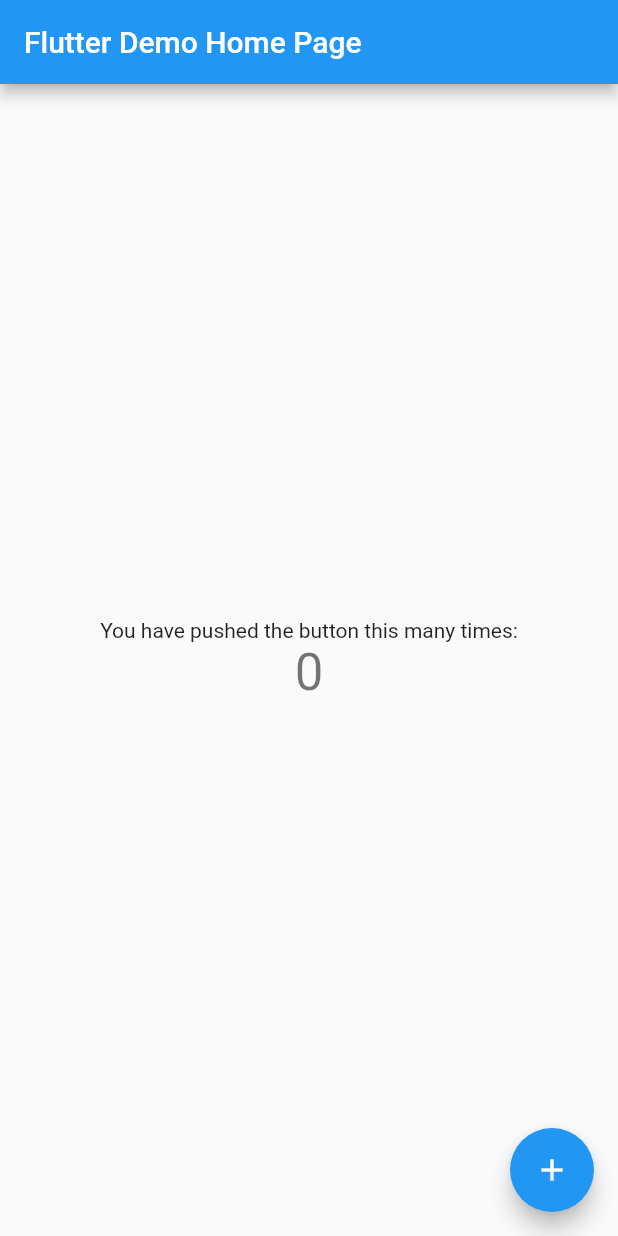
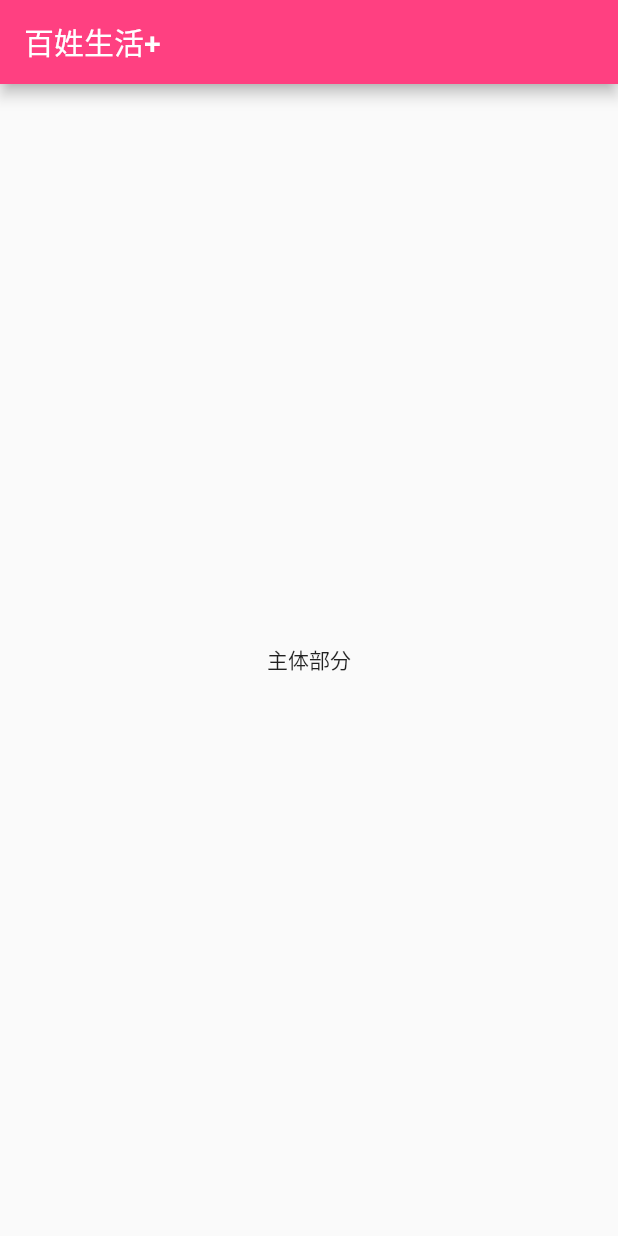
Before and after one commit to 1458883958/E_commerce, a Flutter app: the screen it shows after launch, on a phone screen of 412 x 824 dp. Run offline on Flutter 3.47's test engine with Material 2 defaults, Android fonts, the phone set to English and light mode, and no system bars.

Commit message:
入口文件的编写

```diff
--- a/lib/main.dart
+++ b/lib/main.dart
@@ -1,111 +1,21 @@
 import 'package:flutter/material.dart';
+import './page/index_page.dart';
 
-void main() => runApp(MyApp());
+void main() => runApp(MainApp());
 
-class MyApp extends StatelessWidget {
-  // This widget is the root of your application.
+class MainApp extends StatelessWidget {
   @override
   Widget build(BuildContext context) {
-    return MaterialApp(
-      title: 'Flutter Demo',
-      theme: ThemeData(
-        // This is the theme of your application.
-        //
-        // Try running your application with "flutter run". You'll see the
-        // application has a blue toolbar. Then, without quitting the app, try
-        // changing the primarySwatch below to Colors.green and then invoke
-        // "hot reload" (press "r" in the console where you ran "flutter run",
-        // or simply save your changes to "hot reload" in a Flutter IDE).
-        // Notice that the counter didn't reset back to zero; the application
-        // is not restarted.
-        primarySwatch: Colors.blue,
+    return Container(
+      child: MaterialApp(
+        title: '百姓生活+',
+        // 去除debug标签
+        debugShowCheckedModeBanner: false,
+        theme: ThemeData(
+          primaryColor: Colors.pinkAccent,
+        ),
+        home: IndexPage(),
       ),
-      home: MyHomePage(title: 'Flutter Demo Home Page'),
     );
   }
 }
-
-class MyHomePage extends StatefulWidget {
-  MyHomePage({Key key, this.title}) : super(key: key);
-
-  // This widget is the home page of your application. It is stateful, meaning
-  // that it has a State object (defined below) that contains fields that affect
-  // how it looks.
-
-  // This class is the configuration for the state. It holds the values (in this
-  // case the title) provided by the parent (in this case the App widget) and
-  // used by the build method of the State. Fields in a Widget subclass are
-  // always marked "final".
-
-  final String title;
-
-  @override
-  _MyHomePageState createState() => _MyHomePageState();
-}
-
-class _MyHomePageState extends State<MyHomePage> {
-  int _counter = 0;
-
-  void _incrementCounter() {
-    setState(() {
-      // This call to setState tells the Flutter framework that something has
-      // changed in this State, which causes it to rerun the build method below
-      // so that the display can reflect the updated values. If we changed
-      // _counter without calling setState(), then the build method would not be
-      // called again, and so nothing would appear to happen.
-      _counter++;
-    });
-  }
-
-  @override
-  Widget build(BuildContext context) {
-    // This method is rerun every time setState is called, for instance as done
-    // by the _incrementCounter method above.
-    //
-    // The Flutter framework has been optimized to make rerunning build methods
-    // fast, so that you can just rebuild anything that needs updating rather
-    // than having to individually change instances of widgets.
-    return Scaffold(
-      appBar: AppBar(
-        // Here we take the value from the MyHomePage object that was created by
-        // the App.build method, and use it to set our appbar title.
-        title: Text(widget.title),
-      ),
-      body: Center(
-        // Center is a layout widget. It takes a single child and positions it
-        // in the middle of the parent.
-        child: Column(
-          // Column is also layout widget. It takes a list of children and
-          // arranges them vertically. By default, it sizes itself to fit its
-          // children horizontally, and tries to be as tall as its parent.
-          //
-          // Invoke "debug painting" (press "p" in the console, choose the
-          // "Toggle Debug Paint" action from the Flutter Inspector in Android
-          // Studio, or the "Toggle Debug Paint" command in Visual Studio Code)
-          // to see the wireframe for each widget.
-          //
-          // Column has various properties to control how it sizes itself and
-          // how it positions its children. Here we use mainAxisAlignment to
-          // center the children vertically; the main axis here is the vertical
-          // axis because Columns are vertical (the cross axis would be
-          // horizontal).
-          mainAxisAlignment: MainAxisAlignment.center,
-          children: <Widget>[
-            Text(
-              'You have pushed the button this many times:',
-            ),
-            Text(
-              '$_counter',
-              style: Theme.of(context).textTheme.display1,
-            ),
-          ],
-        ),
-      ),
-      floatingActionButton: FloatingActionButton(
-        onPressed: _incrementCounter,
-        tooltip: 'Increment',
-        child: Icon(Icons.add),
-      ), // This trailing comma makes auto-formatting nicer for build methods.
-    );
-  }
-}
--- /dev/null
+++ b/lib/page/index_page.dart
@@ -0,0 +1,15 @@
+import 'package:flutter/material.dart';
+
+class IndexPage extends StatelessWidget {
+  @override
+  Widget build(BuildContext context) {
+    return Scaffold(
+      appBar: AppBar(
+        title: Text('百姓生活+'),
+      ),
+      body: Center(
+        child: Text('主体部分'),
+      ),
+    );
+  }
+}
```
Also changed, not shown: 1 other file.
